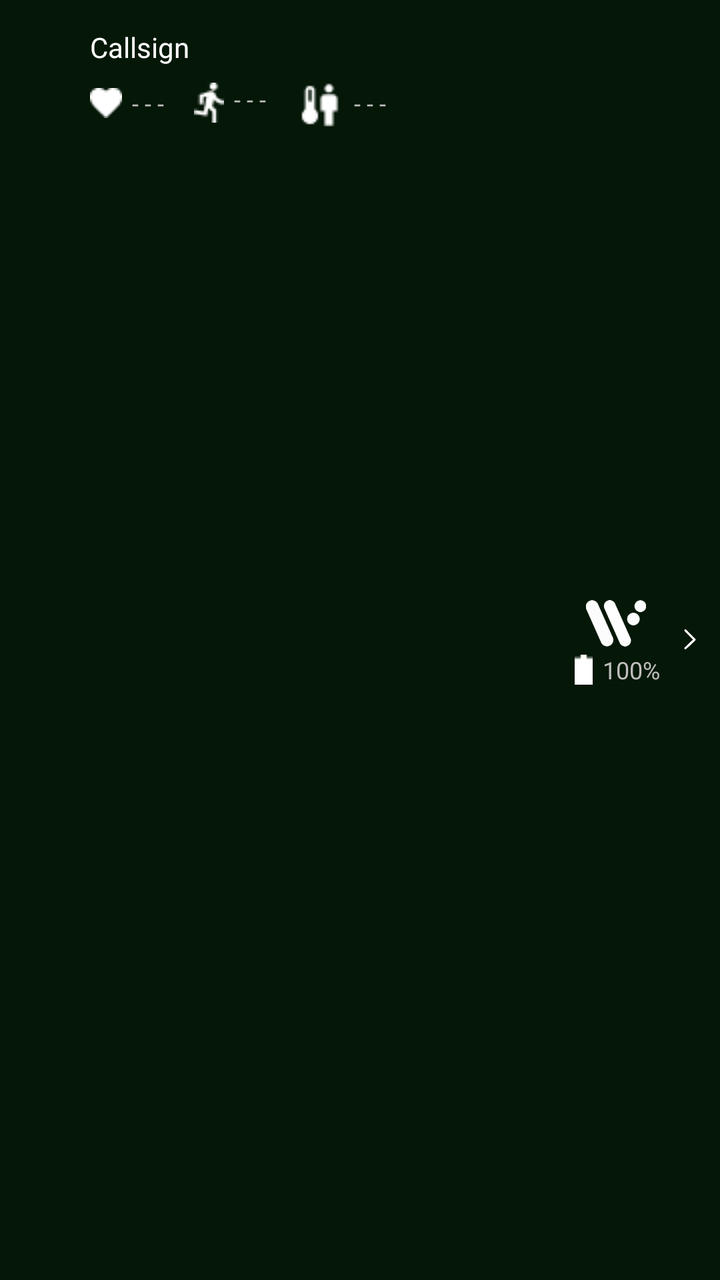
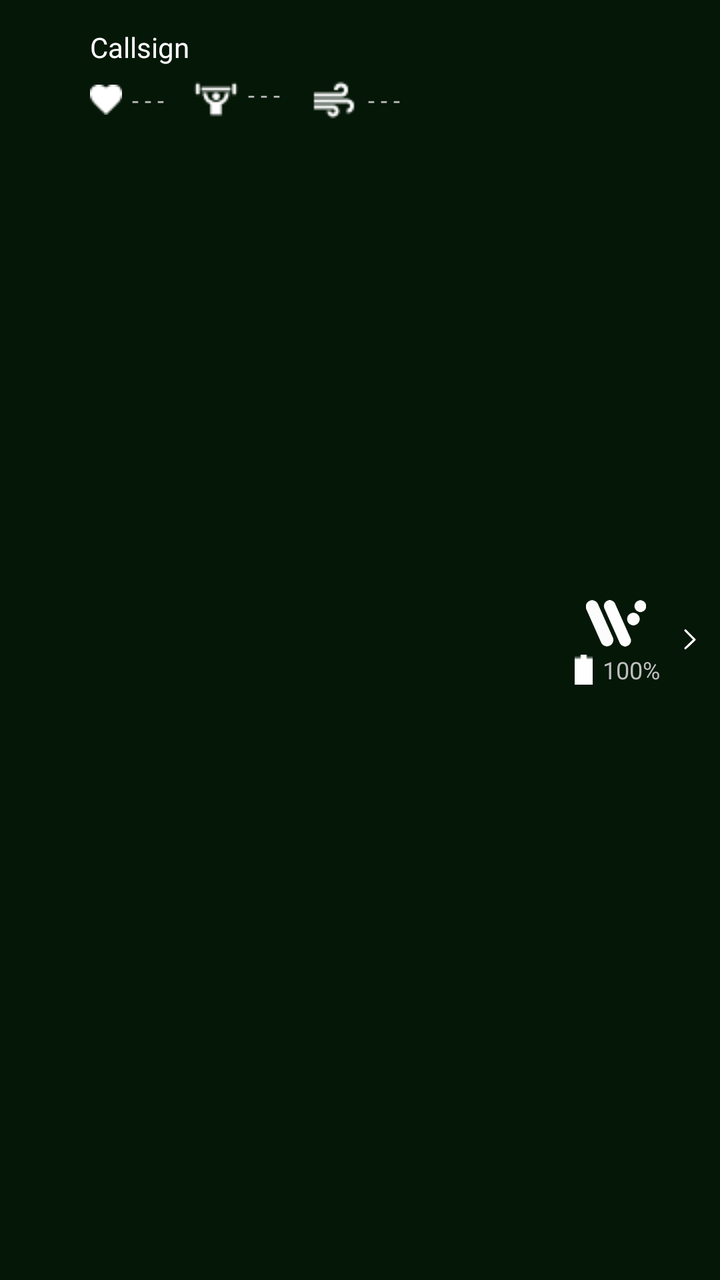

Compare the two renders of this Android layout. The source of the first and the diff that turns it into the second are given below.
<!-- AndroidManifest.xml: application theme AppTheme -->
<!-- res/layout/custom_list_view.xml -->
<?xml version="1.0" encoding="utf-8"?>
<LinearLayout
    xmlns:android="http://schemas.android.com/apk/res/android"
    xmlns:tools="http://schemas.android.com/tools"
    android:layout_width="match_parent"
    android:layout_height="wrap_content"
    android:orientation="horizontal"
    android:paddingVertical="10dp"
    tools:ignore="UselessParent"
    android:background="@color/greenbg"
    style="@style/AppTheme">

    <ImageView
        android:id="@+id/alertIcon"
        android:layout_width="25dp"
        android:layout_height="25dp"
        android:layout_margin="10dp"
        android:src="@drawable/danger"
        tools:ignore="ContentDescription"
        android:layout_gravity="center_vertical"
        android:visibility="invisible"/>

    <LinearLayout
        android:id="@+id/nameAndAlerts"
        android:layout_width="wrap_content"
        android:layout_height="wrap_content"
        android:orientation="vertical"
        android:layout_marginTop="4dp">

        <TextView
            android:id="@+id/textCallsign"
            android:layout_width="wrap_content"
            android:layout_height="wrap_content"
            android:textSize="14sp"
            android:text="Callsign"
            android:textColor="@color/white"
            tools:ignore="RtlHardcoded"/>

        <TextView
            android:id="@+id/textisFalsePositive"
            android:layout_width="wrap_content"
            android:layout_height="wrap_content"
            android:textSize="13sp"
            android:text="Band not worn properly, readings may be incorrect"
            android:textColor="@color/light_gray"
            tools:ignore="RtlHardcoded"
            android:paddingBottom="7dp"
            android:drawableStart="@drawable/isfalsepositive"
            android:visibility = "gone"/>

        <TextView
            android:id="@+id/textLastConnected"
            android:layout_width="wrap_content"
            android:layout_height="wrap_content"
            android:textSize="13sp"
            android:text="Last connected X minutes ago"
            android:textColor="@color/light_gray"
            tools:ignore="RtlHardcoded"
            android:paddingBottom="7dp"
            android:visibility="gone"/>

        <LinearLayout
            android:id="@+id/healthData"
            android:layout_width="wrap_content"
            android:layout_height="wrap_content"
            android:gravity="center_vertical"
            android:paddingTop="5dp">

            <TextView
                android:id="@+id/textHeartRate"
                android:layout_width="wrap_content"
                android:layout_height="wrap_content"
                android:textSize="12sp"
                tools:ignore="RtlHardcoded"
                android:text="- - -"
                android:layout_marginEnd="15dp"
                android:drawableStart="@drawable/heartrate"
                android:drawablePadding="5dp"/>

            <TextView
                android:id="@+id/textExertion"
                android:layout_width="wrap_content"
                android:layout_height="wrap_content"
                android:textSize="12sp"
                tools:ignore="RtlHardcoded"
                android:text="- - -"
                android:layout_marginEnd="15dp"
                android:drawableStart="@drawable/exertion"
                android:drawablePadding="5dp"/>

            <TextView
                android:id="@+id/textCoreBodyTemp"
                android:layout_width="wrap_content"
                android:layout_height="wrap_content"
                android:drawableStart="@drawable/corebodytemp"
                android:text="- - -"
                android:textSize="12sp"
                android:gravity="center_vertical"
                tools:ignore="RtlHardcoded"
                android:drawablePadding="0dp"/>
        </LinearLayout>

        <RelativeLayout
            android:id="@+id/expandedHealthData"
            android:layout_width="wrap_content"
            android:layout_height="wrap_content"
            android:layout_marginTop="3dp"
            android:gravity="center_vertical"
            android:visibility="gone">

            <TextView
                android:id="@+id/textCaloricBurnRate"
                android:layout_width="wrap_content"
                android:layout_height="wrap_content"
                android:textSize="12sp"
                tools:ignore="RtlHardcoded"
                android:text="- - -"
                android:layout_marginEnd="15dp"
                android:drawableStart="@drawable/calories"
                android:drawablePadding="5dp"/>

            <TextView
                android:id="@+id/textHrlv"
                android:layout_width="wrap_content"
                android:layout_height="wrap_content"
                android:textSize="12sp"
                tools:ignore="RtlHardcoded"
                android:text="- - -"
                android:layout_marginEnd="15dp"
                android:drawableStart="@drawable/hrlv"
                android:drawablePadding="5dp"
                android:layout_toEndOf="@id/textCaloricBurnRate"/>

            <TextView
                android:id="@+id/textVo2"
                android:layout_width="wrap_content"
                android:layout_height="wrap_content"
                android:drawableStart="@drawable/vo2"
                android:text="- - -"
                android:textSize="12sp"
                tools:ignore="RtlHardcoded"
                android:layout_marginEnd="15dp"
                android:drawablePadding="5dp"
                android:layout_toEndOf="@id/textHrlv"/>

            <TextView
                android:id="@+id/textHrv"
                android:layout_width="wrap_content"
                android:layout_height="wrap_content"
                android:drawableStart="@drawable/hrv"
                android:text="- - -"
                android:textSize="12sp"
                tools:ignore="RtlHardcoded"
                android:drawablePadding="5dp"
                android:layout_marginTop="3dp"
                android:layout_below="@id/textCaloricBurnRate"/>
        </RelativeLayout>

    </LinearLayout>

    <RelativeLayout
        android:layout_width="wrap_content"
        android:layout_height="wrap_content"
        android:layout_gravity="center_vertical"
        android:layout_marginEnd="10dp"
        android:orientation="vertical">

        <ImageView
            android:id="@+id/iconWearableLogo"
            android:layout_width="30dp"
            android:layout_height="30dp"
            android:src="@drawable/wearos"
            android:layout_marginEnd="7dp"
            android:layout_toLeftOf="@id/toggle"/>

        <TextView
            android:id="@+id/textBattery"
            android:layout_width="wrap_content"
            android:layout_height="wrap_content"
            android:textSize="12sp"
            android:text="100%"
            tools:ignore="RtlHardcoded"
            android:layout_below="@id/iconWearableLogo"
            android:layout_toLeftOf="@id/toggle"
            android:drawableStart="@drawable/battery"
            android:drawablePadding="5dp"/>

        <ImageView
            android:id="@+id/toggle"
            android:layout_width="10dp"
            android:layout_height="10dp"
            android:layout_centerVertical="true"
            android:src="@drawable/arrow"
            android:layout_alignParentEnd="true"
            android:layout_marginStart="10dp"/>
    </RelativeLayout>





</LinearLayout>
<!-- resources referenced by this layout -->
<resources>
  <color name="greenbg">#202BB73B</color>
  <color name="light_gray">#A3A3A3</color>
  <color name="white">#ffffff</color>
  <!-- drawable arrow: png bitmap (drawable, 589 bytes) -->
  <!-- drawable battery: png bitmap (drawable, 158 bytes) -->
  <!-- drawable calories: png bitmap (drawable, 372 bytes) -->
  <!-- drawable corebodytemp: png bitmap (drawable, 384 bytes) -->
  <!-- drawable danger: png bitmap (drawable, 1175 bytes) -->
  <!-- drawable exertion: png bitmap (drawable, 350 bytes) -->
  <!-- drawable heartrate: png bitmap (drawable, 255 bytes) -->
  <!-- drawable hrlv: png bitmap (drawable, 381 bytes) -->
  <!-- drawable hrv: png bitmap (drawable, 371 bytes) -->
  <!-- drawable isfalsepositive: png bitmap (drawable, 552 bytes) -->
  <!-- drawable vo2: png bitmap (drawable, 362 bytes) -->
  <!-- drawable wearos: png bitmap (drawable, 4659 bytes) -->
  <style name="AppTheme" parent="@android:style/Theme.Holo">
          <item name="android:buttonStyle">@android:style/Widget.Button</item>
          <item name="android:imageButtonStyle">@android:style/Widget.Button</item>
          <item name="android:buttonStyleToggle">@android:style/Widget.Button</item>
          <item name="android:spinnerStyle">@style/ATAKSpinner</item>
          <item name="android:spinnerItemStyle">@style/ATAKSpinnerItem</item>
          <item name="android:editTextStyle">@style/ATAKEditText</item>
      </style>
  <style name="ATAKSpinner" parent="@android:style/Widget.Spinner">
          <item name="android:spinnerMode">dialog</item>
      </style>
  <style name="ATAKSpinnerItem" parent="@style/AppTheme">
          <item name="android:textColor">@android:color/black</item>
      </style>
  <style name="ATAKEditText" parent="@android:style/Widget.EditText">
          
          
  
          
          <item name="android:imeOptions">flagNoFullscreen</item>
      </style>
</resources>

<!-- the commit's change to res/layout/custom_list_view.xml (unified diff, before → after) -->
@@ -89,15 +89,27 @@
                 android:drawablePadding="5dp"/>
 
             <TextView
-                android:id="@+id/textCoreBodyTemp"
-                android:layout_width="wrap_content"
-                android:layout_height="wrap_content"
-                android:drawableStart="@drawable/corebodytemp"
-                android:text="- - -"
-                android:textSize="12sp"
+                android:id="@+id/textVo2"
+                android:layout_width="wrap_content"
+                android:layout_height="wrap_content"
+                android:drawableStart="@drawable/vo2"
+                android:text="- - -"
+                android:textSize="12sp"
+                tools:ignore="RtlHardcoded"
                 android:gravity="center_vertical"
-                tools:ignore="RtlHardcoded"
-                android:drawablePadding="0dp"/>
+                android:drawablePadding="5dp"
+                android:layout_toEndOf="@id/textHrlv"/>
+
+
+
+
+
+
+
+
+
+
+
         </LinearLayout>
 
         <RelativeLayout
@@ -131,17 +143,17 @@
                 android:drawablePadding="5dp"
                 android:layout_toEndOf="@id/textCaloricBurnRate"/>
 
-            <TextView
-                android:id="@+id/textVo2"
-                android:layout_width="wrap_content"
-                android:layout_height="wrap_content"
-                android:drawableStart="@drawable/vo2"
-                android:text="- - -"
-                android:textSize="12sp"
-                tools:ignore="RtlHardcoded"
-                android:layout_marginEnd="15dp"
-                android:drawablePadding="5dp"
-                android:layout_toEndOf="@id/textHrlv"/>
+
+
+
+
+
+
+
+
+
+
+
 
             <TextView
                 android:id="@+id/textHrv"
<!-- resource entries referenced after the edit -->
@@ -6,9 +6,8 @@
   <!-- drawable arrow: png bitmap (drawable, 589 bytes) -->
   <!-- drawable battery: png bitmap (drawable, 158 bytes) -->
   <!-- drawable calories: png bitmap (drawable, 372 bytes) -->
-  <!-- drawable corebodytemp: png bitmap (drawable, 384 bytes) -->
   <!-- drawable danger: png bitmap (drawable, 1175 bytes) -->
-  <!-- drawable exertion: png bitmap (drawable, 350 bytes) -->
+  <!-- drawable exertion: png bitmap (drawable, 379 bytes) -->
   <!-- drawable heartrate: png bitmap (drawable, 255 bytes) -->
   <!-- drawable hrlv: png bitmap (drawable, 381 bytes) -->
   <!-- drawable hrv: png bitmap (drawable, 371 bytes) -->
